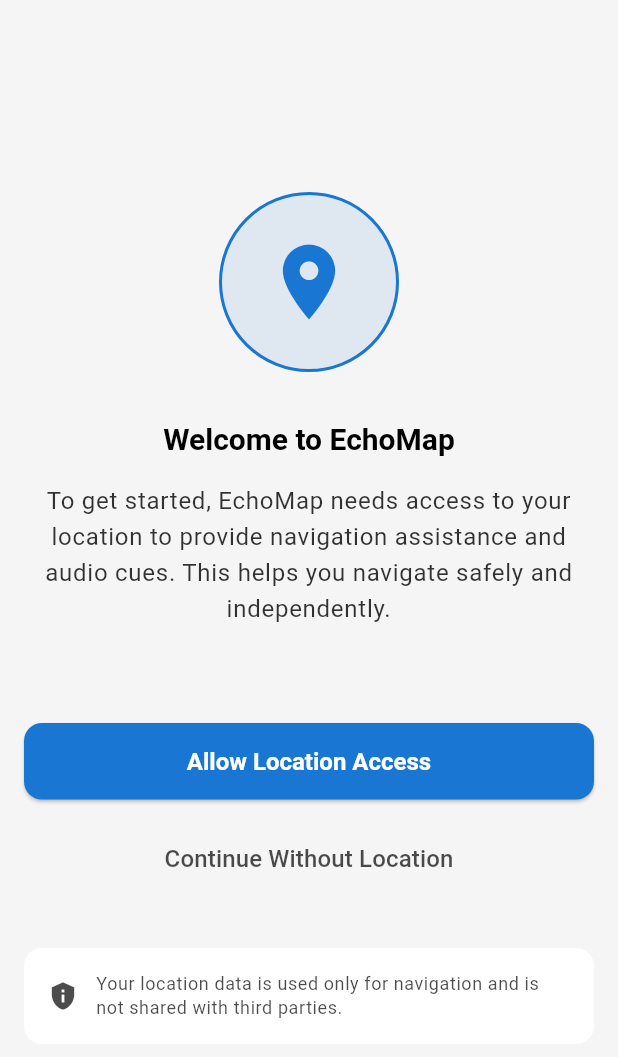
After one commit to Milad9A/Echo-Map, a Flutter app: the LocationPermissionScreen screen opened by its route, on a phone screen of 412 x 824 dp. The commit adds this screen. Shown: the top 1057 px of the screen. Run offline on Flutter 3.47's test engine with Material 3 defaults, Android fonts, the phone set to English and light mode, and no system bars; our stand-ins replace bloc, dio, equatable, firebase_analytics, firebase_core, flutter_bloc and 7 more; missing offline and left inert: flutter_polyline_points, shake; accounts and stored records are empty.

Commit message:
Add location permission handling

```diff
--- a/lib/main.dart
+++ b/lib/main.dart
@@ -2,6 +2,7 @@ import 'dart:io' show Platform;
 
 import 'package:echo_map/screens/settings/settings_screen.dart';
 import 'package:echo_map/screens/splash/splash_screen.dart';
+import 'package:echo_map/screens/location_permission/location_permission_screen.dart';
 import 'package:flutter/material.dart';
 import 'package:flutter/services.dart';
 import 'package:flutter_bloc/flutter_bloc.dart';
@@ -125,6 +126,8 @@ class _EchoMapAppState extends State<EchoMapApp> {
         initialRoute: '/',
         routes: {
           '/': (context) => const SplashScreen(),
+          '/location_permission': (context) => const LocationPermissionScreen(),
+          '/home': (context) => const HomeScreen(),
           '/map': (context) => const MapScreen(),
           '/settings': (context) => const SettingsScreen(),
           '/vibration_test': (context) => const VibrationTestScreen(),
--- /dev/null
+++ b/lib/screens/location_permission/location_permission_screen.dart
@@ -0,0 +1,500 @@
+import 'package:flutter/material.dart';
+import 'package:flutter_bloc/flutter_bloc.dart';
+import 'package:geolocator/geolocator.dart';
+import '../../blocs/location/location_bloc.dart';
+import '../../blocs/location/location_state.dart';
+import '../../blocs/location/location_event.dart';
+import '../../services/vibration_service.dart';
+import '../../services/analytics_service.dart';
+import '../../utils/theme_config.dart';
+
+class LocationPermissionScreen extends StatefulWidget {
+  const LocationPermissionScreen({super.key});
+
+  @override
+  State<LocationPermissionScreen> createState() =>
+      _LocationPermissionScreenState();
+}
+
+class _LocationPermissionScreenState extends State<LocationPermissionScreen>
+    with TickerProviderStateMixin {
+  final VibrationService _vibrationService = VibrationService();
+
+  late AnimationController _animationController;
+  late Animation<double> _fadeInAnimation;
+  late Animation<Offset> _slideAnimation;
+  late Animation<double> _iconScaleAnimation;
+
+  bool _isRequestingPermission = false;
+  bool _vibrationAvailable = false;
+
+  @override
+  void initState() {
+    super.initState();
+    _setupAnimations();
+    _initializeServices();
+    _animationController.forward();
+
+    // Track screen view
+    AnalyticsService.logNavigation('location_permission_screen');
+  }
+
+  void _setupAnimations() {
+    _animationController = AnimationController(
+      duration: const Duration(milliseconds: 1200),
+      vsync: this,
+    );
+
+    _fadeInAnimation = Tween<double>(
+      begin: 0.0,
+      end: 1.0,
+    ).animate(CurvedAnimation(
+      parent: _animationController,
+      curve: const Interval(0.0, 0.6, curve: Curves.easeOut),
+    ));
+
+    _slideAnimation = Tween<Offset>(
+      begin: const Offset(0, 0.3),
+      end: Offset.zero,
+    ).animate(CurvedAnimation(
+      parent: _animationController,
+      curve: const Interval(0.2, 1.0, curve: Curves.easeOut),
+    ));
+
+    _iconScaleAnimation = Tween<double>(
+      begin: 0.5,
+      end: 1.0,
+    ).animate(CurvedAnimation(
+      parent: _animationController,
+      curve: const Interval(0.4, 1.0, curve: Curves.elasticOut),
+    ));
+  }
+
+  Future<void> _initializeServices() async {
+    _vibrationAvailable = await _vibrationService.hasVibrator();
+  }
+
+  void _handleGrantPermission() async {
+    if (_isRequestingPermission) return;
+
+    setState(() {
+      _isRequestingPermission = true;
+    });
+
+    if (_vibrationAvailable) {
+      await _vibrationService.simpleVibrate(duration: 50);
+    }
+
+    // Track permission request
+    AnalyticsService.analytics.logEvent(
+      name: 'location_permission_requested',
+    );
+
+    // Request permission through the bloc
+    context.read<LocationBloc>().add(LocationPermissionRequest());
+  }
+
+  void _handleSkipForNow() async {
+    if (_vibrationAvailable) {
+      await _vibrationService.simpleVibrate(duration: 30);
+    }
+
+    // Track skip action
+    AnalyticsService.analytics.logEvent(
+      name: 'location_permission_skipped',
+    );
+
+    // Navigate to home screen
+    Navigator.of(context).pushReplacementNamed('/home');
+  }
+
+  void _handleOpenSettings() async {
+    if (_vibrationAvailable) {
+      await _vibrationService.simpleVibrate(duration: 50);
+    }
+
+    // Track settings open
+    AnalyticsService.analytics.logEvent(
+      name: 'location_settings_opened',
+    );
+
+    // Open app settings
+    await Geolocator.openAppSettings();
+  }
+
+  @override
+  Widget build(BuildContext context) {
+    return Scaffold(
+      body: BlocListener<LocationBloc, LocationState>(
+        listener: (context, state) {
+          if (state is LocationReady) {
+            // Permission granted, navigate to home
+            Navigator.of(context).pushReplacementNamed('/home');
+          } else if (state is LocationError) {
+            // Handle error
+            setState(() {
+              _isRequestingPermission = false;
+            });
+            ScaffoldMessenger.of(context).showSnackBar(
+              SnackBar(content: Text(state.message)),
+            );
+          } else if (state is LocationPermissionDenied) {
+            setState(() {
+              _isRequestingPermission = false;
+            });
+          } else if (state is LocationPermissionPermanentlyDenied) {
+            setState(() {
+              _isRequestingPermission = false;
+            });
+          }
+        },
+        child: SafeArea(
+          child: Padding(
+            padding: const EdgeInsets.all(ThemeConfig.standardPadding),
+            child: Column(
+              mainAxisAlignment: MainAxisAlignment.center,
+              children: [
+                // Icon
+                AnimatedBuilder(
+                  animation: _iconScaleAnimation,
+                  builder: (context, child) {
+                    return FadeTransition(
+                      opacity: _fadeInAnimation,
+                      child: Transform.scale(
+                        scale: _iconScaleAnimation.value,
+                        child: Container(
+                          width: 120,
+                          height: 120,
+                          decoration: BoxDecoration(
+                            shape: BoxShape.circle,
+                            color: Theme.of(context)
+                                .colorScheme
+                                .primary
+                                .withOpacity(0.1),
+                            border: Border.all(
+                              color: Theme.of(context).colorScheme.primary,
+                              width: 2,
+                            ),
+                          ),
+                          child: Icon(
+                            Icons.location_on,
+                            size: 60,
+                            color: Theme.of(context).colorScheme.primary,
+                          ),
+                        ),
+                      ),
+                    );
+                  },
+                ),
+
+                const SizedBox(height: 32),
+
+                // Title
+                SlideTransition(
+                  position: _slideAnimation,
+                  child: FadeTransition(
+                    opacity: _fadeInAnimation,
+                    child: BlocBuilder<LocationBloc, LocationState>(
+                      builder: (context, state) {
+                        String title;
+                        if (state is LocationPermissionPermanentlyDenied) {
+                          title = 'Location Permission Required';
+                        } else if (state is LocationPermissionDenied) {
+                          title = 'Enable Location Services';
+                        } else {
+                          title = 'Welcome to EchoMap';
+                        }
+
+                        return Text(
+                          title,
+                          style: Theme.of(context)
+                              .textTheme
+                              .headlineMedium
+                              ?.copyWith(
+                                fontWeight: FontWeight.bold,
+                                color: Theme.of(context).colorScheme.onSurface,
+                              ),
+                          textAlign: TextAlign.center,
+                          semanticsLabel: title,
+                        );
+                      },
+                    ),
+                  ),
+                ),
+
+                const SizedBox(height: 16),
+
+                // Description
+                SlideTransition(
+                  position: _slideAnimation,
+                  child: FadeTransition(
+                    opacity: _fadeInAnimation,
+                    child: BlocBuilder<LocationBloc, LocationState>(
+                      builder: (context, state) {
+                        String description;
+                        if (state is LocationPermissionPermanentlyDenied) {
+                          description =
+                              'Location permission was permanently denied. Please enable it in your device settings to use EchoMap\'s navigation features.';
+                        } else if (state is LocationPermissionDenied) {
+                          description =
+                              'EchoMap needs access to your location to provide navigation assistance and audio cues. This helps you navigate safely and independently.';
+                        } else {
+                          description =
+                              'To get started, EchoMap needs access to your location to provide navigation assistance and audio cues. This helps you navigate safely and independently.';
+                        }
+
+                        return Text(
+                          description,
+                          style:
+                              Theme.of(context).textTheme.bodyLarge?.copyWith(
+                                    color: Theme.of(context)
+                                        .colorScheme
+                                        .onSurface
+                                        .withOpacity(0.8),
+                                  ),
+                          textAlign: TextAlign.center,
+                          semanticsLabel: description,
+                        );
+                      },
+                    ),
+                  ),
+                ),
+
+                const SizedBox(height: 32),
+
+                // Permission status indicator
+                BlocBuilder<LocationBloc, LocationState>(
+                  builder: (context, state) {
+                    if (state is LocationPermissionPermanentlyDenied) {
+                      return FadeTransition(
+                        opacity: _fadeInAnimation,
+                        child: Container(
+                          padding: const EdgeInsets.all(16),
+                          decoration: BoxDecoration(
+                            color: Theme.of(context).colorScheme.errorContainer,
+                            borderRadius: BorderRadius.circular(12),
+                          ),
+                          child: Row(
+                            children: [
+                              Icon(
+                                Icons.warning,
+                                color: Theme.of(context)
+                                    .colorScheme
+                                    .onErrorContainer,
+                              ),
+                              const SizedBox(width: 12),
+                              Expanded(
+                                child: Text(
+                                  'Location permission was permanently denied. Please enable it in settings.',
+                                  style: Theme.of(context)
+                                      .textTheme
+                                      .bodyMedium
+                                      ?.copyWith(
+                                        color: Theme.of(context)
+                                            .colorScheme
+                                            .onErrorContainer,
+                                      ),
+                                ),
+                              ),
+                            ],
+                          ),
+                        ),
+                      );
+                    }
+                    return const SizedBox.shrink();
+                  },
+                ),
+
+                const SizedBox(height: 32),
+
+                // Action buttons
+                SlideTransition(
+                  position: _slideAnimation,
+                  child: FadeTransition(
+                    opacity: _fadeInAnimation,
+                    child: Column(
+                      children: [
+                        // Primary action - Grant Permission or Open Settings
+                        BlocBuilder<LocationBloc, LocationState>(
+                          builder: (context, state) {
+                            if (state is LocationPermissionPermanentlyDenied) {
+                              return SizedBox(
+                                width: double.infinity,
+                                child: ElevatedButton(
+                                  onPressed: _handleOpenSettings,
+                                  style: ElevatedButton.styleFrom(
+                                    backgroundColor:
+                                        Theme.of(context).colorScheme.primary,
+                                    foregroundColor:
+                                        Theme.of(context).colorScheme.onPrimary,
+                                    padding: const EdgeInsets.symmetric(
+                                        vertical: 16),
+                                    shape: RoundedRectangleBorder(
+                                      borderRadius: BorderRadius.circular(12),
+                                    ),
+                                  ),
+                                  child: const Text(
+                                    'Open Settings',
+                                    style: TextStyle(
+                                      fontSize: 16,
+                                      fontWeight: FontWeight.w600,
+                                    ),
+                                    semanticsLabel: 'Open app settings',
+                                  ),
+                                ),
+                              );
+                            }
+
+                            return SizedBox(
+                              width: double.infinity,
+                              child: ElevatedButton(
+                                onPressed: _isRequestingPermission
+                                    ? null
+                                    : _handleGrantPermission,
+                                style: ElevatedButton.styleFrom(
+                                  backgroundColor:
+                                      Theme.of(context).colorScheme.primary,
+                                  foregroundColor:
+                                      Theme.of(context).colorScheme.onPrimary,
+                                  padding:
+                                      const EdgeInsets.symmetric(vertical: 16),
+                                  shape: RoundedRectangleBorder(
+                                    borderRadius: BorderRadius.circular(12),
+                                  ),
+                                ),
+                                child: _isRequestingPermission
+                                    ? const SizedBox(
+                                        height: 20,
+                                        width: 20,
+                                        child: CircularProgressIndicator(
+                                          strokeWidth: 2,
+                                          valueColor:
+                                              AlwaysStoppedAnimation<Color>(
+                                                  Colors.white),
+                                        ),
+                                      )
+                                    : BlocBuilder<LocationBloc, LocationState>(
+                                        builder: (context, state) {
+                                          String buttonText;
+                                          String semanticsLabel;
+
+                                          if (state
+                                              is LocationPermissionDenied) {
+                                            buttonText = 'Grant Permission';
+                                            semanticsLabel =
+                                                'Grant location permission';
+                                          } else {
+                                            buttonText =
+                                                'Allow Location Access';
+                                            semanticsLabel =
+                                                'Allow location access';
+                                          }
+
+                                          return Text(
+                                            buttonText,
+                                            style: const TextStyle(
+                                              fontSize: 16,
+                                              fontWeight: FontWeight.w600,
+                                            ),
+                                            semanticsLabel: semanticsLabel,
+                                          );
+                                        },
+                                      ),
+                              ),
+                            );
+                          },
+                        ),
+
+                        const SizedBox(height: 12),
+
+                        // Secondary action - Skip for now
+                        SizedBox(
+                          width: double.infinity,
+                          child: TextButton(
+                            onPressed: _handleSkipForNow,
+                            style: TextButton.styleFrom(
+                              padding: const EdgeInsets.symmetric(vertical: 16),
+                              shape: RoundedRectangleBorder(
+                                borderRadius: BorderRadius.circular(12),
+                              ),
+                            ),
+                            child: Text(
+                              'Continue Without Location',
+                              style: TextStyle(
+                                fontSize: 16,
+                                color: Theme.of(context)
+                                    .colorScheme
+                                    .onSurface
+                                    .withOpacity(0.7),
+                              ),
+                              semanticsLabel:
+                                  'Continue without location access',
+                            ),
+                          ),
+                        ),
+                      ],
+                    ),
+                  ),
+                ),
+
+                const SizedBox(height: 32),
+
+                // Privacy note
+                SlideTransition(
+                  position: _slideAnimation,
+                  child: FadeTransition(
+                    opacity: _fadeInAnimation,
+                    child: Container(
+                      padding: const EdgeInsets.all(16),
+                      decoration: BoxDecoration(
+                        color: Theme.of(context)
+                            .colorScheme
+                            .surfaceContainerHighest,
+                        borderRadius: BorderRadius.circular(12),
+                      ),
+                      child: Row(
+                        children: [
+                          Icon(
+                            Icons.privacy_tip,
+                            size: 20,
+                            color: Theme.of(context)
+                                .colorScheme
+                                .onSurface
+                                .withOpacity(0.7),
+                          ),
+                          const SizedBox(width: 12),
+                          Expanded(
+                            child: Text(
+                              'Your location data is used only for navigation and is not shared with third parties.',
+                              style: Theme.of(context)
+                                  .textTheme
+                                  .bodySmall
+                                  ?.copyWith(
+                                    color: Theme.of(context)
+                                        .colorScheme
+                                        .onSurface
+                                        .withOpacity(0.7),
+                                  ),
+                              semanticsLabel:
+                                  'Privacy notice: location data is used only for navigation',
+                            ),
+                          ),
+                        ],
+                      ),
+                    ),
+                  ),
+                ),
+              ],
+            ),
+          ),
+        ),
+      ),
+    );
+  }
+
+  @override
+  void dispose() {
+    _animationController.dispose();
+    super.dispose();
+  }
+}
--- a/lib/screens/splash/splash_screen.dart
+++ b/lib/screens/splash/splash_screen.dart
@@ -1,6 +1,7 @@
 import 'package:flutter/material.dart';
 import 'package:flutter/services.dart';
 import 'package:flutter_bloc/flutter_bloc.dart';
+import 'package:geolocator/geolocator.dart';
 import '../../utils/theme_config.dart';
 import '../../services/vibration_service.dart';
 import '../../services/settings_service.dart';
@@ -184,10 +185,42 @@ class _SplashScreenState extends State<SplashScreen>
       await Future.delayed(const Duration(milliseconds: 300));
 
       if (mounted) {
-        Navigator.of(context).pushReplacementNamed('/home');
+        // Check location permissions before navigating
+        await _checkLocationPermissionsAndNavigate();
       }
     } catch (e) {
       await _handleInitializationError(e);
+    }
+  }
+
+  Future<void> _checkLocationPermissionsAndNavigate() async {
+    try {
+      // Check if location services are enabled
+      final isLocationServiceEnabled =
+          await Geolocator.isLocationServiceEnabled();
+
+      if (!isLocationServiceEnabled) {
+        // Navigate to permission screen to handle service disabled state
+        Navigator.of(context).pushReplacementNamed('/location_permission');
+        return;
+      }
+
+      // Check location permissions
+      final permission = await Geolocator.checkPermission();
+
+      // Always show permission screen unless permission is already granted
+      if (permission == LocationPermission.whileInUse ||
+          permission == LocationPermission.always) {
+        // Permission is already granted, navigate to home
+        Navigator.of(context).pushReplacementNamed('/home');
+      } else {
+        // Permission is not granted (denied, deniedForever, or not determined), navigate to permission screen
+        Navigator.of(context).pushReplacementNamed('/location_permission');
+      }
+    } catch (e) {
+      debugPrint('Error checking location permissions: $e');
+      // On error, navigate to permission screen to handle it properly
+      Navigator.of(context).pushReplacementNamed('/location_permission');
     }
   }
 
```
